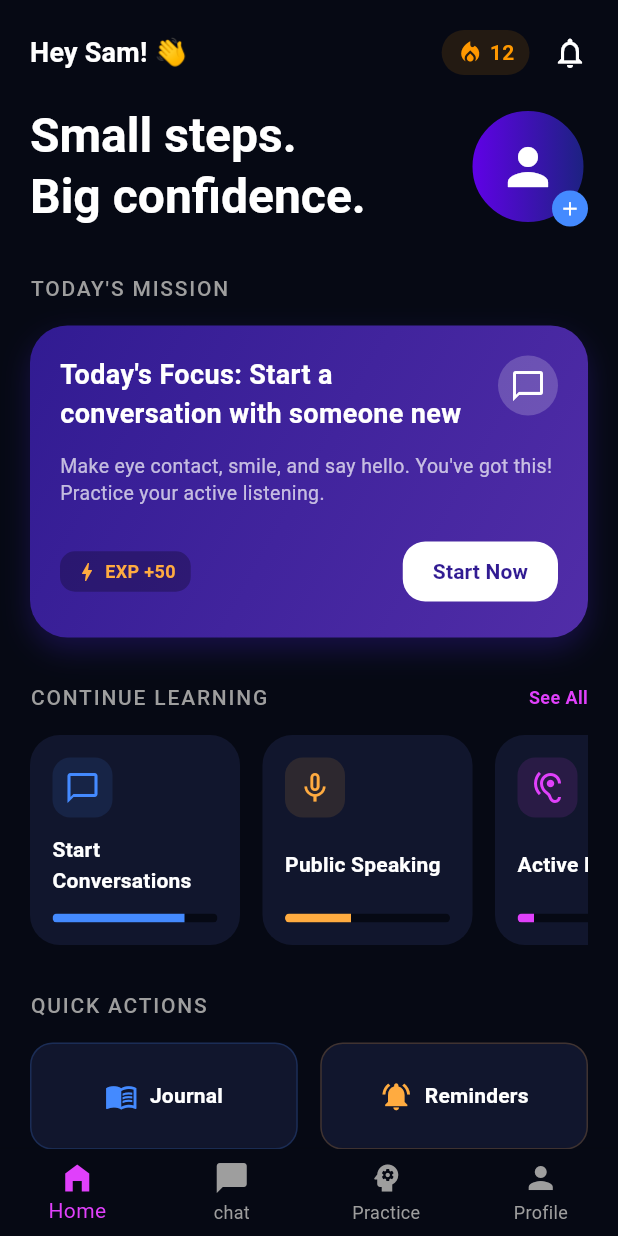
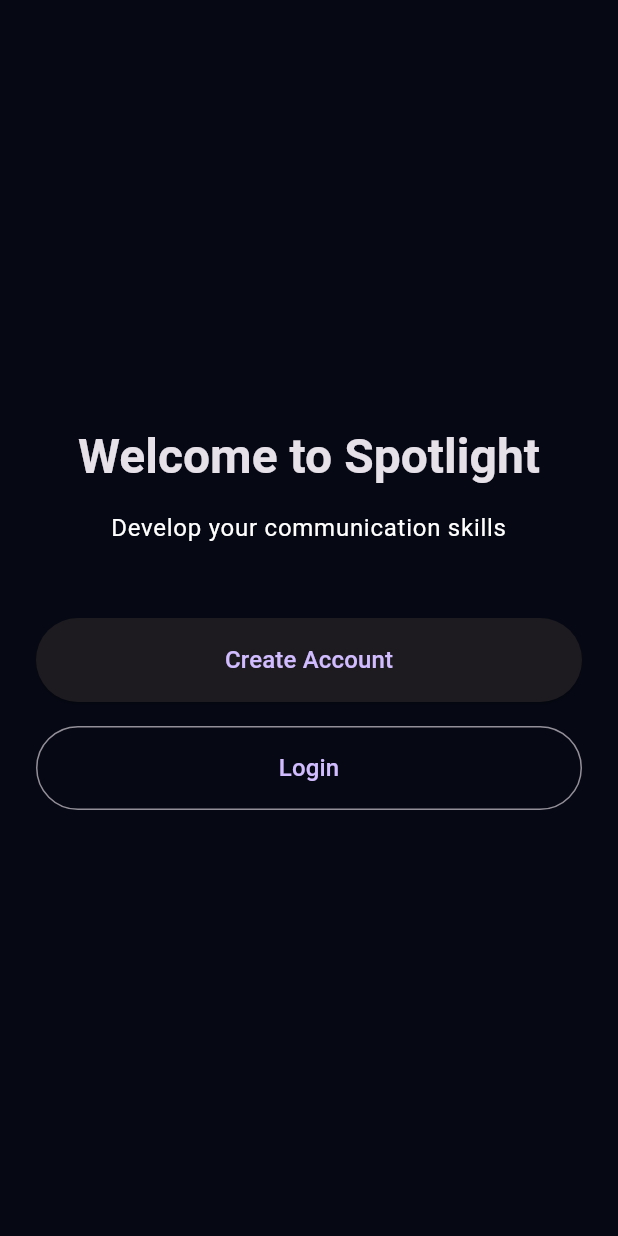
Before and after one commit to atarhbekatoh-star/SPOTLIGHT, a Flutter app: the screen it shows after launch, on a phone screen of 412 x 824 dp. Run offline on Flutter 3.47's test engine with Material 3 defaults, Android fonts, the phone set to English and light mode, and no system bars; our stand-ins replace cached_network_image, file_picker, google_fonts; missing offline and left inert: multi_charts.

Commit message:
Fxed app routing from Welcome page to Dashboard

```diff
--- a/lib/login_page.dart
+++ b/lib/login_page.dart
@@ -1,4 +1,5 @@
 import 'package:flutter/material.dart';
+import 'main.dart';
 import 'dashboard_page.dart';
 
 
@@ -48,7 +49,7 @@ class LoginPage extends StatelessWidget {
               if (usernameController.text.isNotEmpty && passwordController.text.isNotEmpty) {
                 Navigator.pushReplacement(
                   context,
-                  MaterialPageRoute(builder: (context) => const DashboardPage()),
+                  MaterialPageRoute(builder: (context) => MainScreen(currentThemeMode: ThemeMode.dark, onThemeChanged: (mode) {})),
                 );
               }
               },
--- a/lib/main.dart
+++ b/lib/main.dart
@@ -1,3 +1,4 @@
+import 'welcome_page.dart';
 import 'package:flutter/material.dart';
 import 'theme/app_theme.dart';
 import 'skills_page.dart';
@@ -35,10 +36,7 @@ class _MyAppState extends State<MyApp> {
       theme: AppTheme.lightTheme,
       darkTheme: AppTheme.darkTheme,
       themeMode: _themeMode,
-      home: MainScreen(
-        currentThemeMode: _themeMode,
-        onThemeChanged: _changeTheme,
-      ),
+      home: const WelcomePage(),
       debugShowCheckedModeBanner: false,
     );
   }
--- a/lib/register_page.dart
+++ b/lib/register_page.dart
@@ -1,4 +1,5 @@
 import 'package:flutter/material.dart';
+import 'main.dart';
 import 'dashboard_page.dart';
 
 final TextEditingController fullNameController = TextEditingController();
@@ -55,7 +56,7 @@ class RegisterPage extends StatelessWidget {
       // 4. If everything is fine, go to the Dashboard
       Navigator.pushReplacement(
         context,
-        MaterialPageRoute(builder: (context) => const DashboardPage()),
+        MaterialPageRoute(builder: (context) => MainScreen(currentThemeMode: ThemeMode.dark, onThemeChanged: (mode) {})),
       );
     }
   }
--- /dev/null
+++ b/lib/welcome_page.dart
@@ -0,0 +1,78 @@
+import 'package:flutter/material.dart';
+import 'register_page.dart';
+import 'login_page.dart';
+
+class WelcomePage extends StatelessWidget {
+  const WelcomePage({Key? key}) : super(key: key);
+
+  @override
+  Widget build(BuildContext context) {
+    return Scaffold(
+      body: Center(
+        child: Padding(
+          padding: const EdgeInsets.all(24.0),
+          child: Column(
+            mainAxisAlignment: MainAxisAlignment.center,
+            children: [
+              // Welcome Title
+              Text(
+                'Welcome to Spotlight',
+                style: Theme.of(context).textTheme.headlineLarge?.copyWith(
+                      fontWeight: FontWeight.bold,
+                    ),
+                textAlign: TextAlign.center,
+              ),
+              const SizedBox(height: 16),
+              // Subtitle
+              Text(
+                'Develop your communication skills',
+                style: Theme.of(context).textTheme.bodyLarge,
+                textAlign: TextAlign.center,
+              ),
+              const SizedBox(height: 48),
+              // Create Account Button
+              SizedBox(
+                width: double.infinity,
+                height: 56,
+                child: ElevatedButton(
+                  onPressed: () {
+                    Navigator.push(
+                      context,
+                      MaterialPageRoute(
+                        builder: (context) => const RegisterPage(),
+                      ),
+                    );
+                  },
+                  child: const Text(
+                    'Create Account',
+                    style: TextStyle(fontSize: 16),
+                  ),
+                ),
+              ),
+              const SizedBox(height: 16),
+              // Login Button
+              SizedBox(
+                width: double.infinity,
+                height: 56,
+                child: OutlinedButton(
+                  onPressed: () {
+                    Navigator.push(
+                      context,
+                      MaterialPageRoute(
+                        builder: (context) => const LoginPage(),
+                      ),
+                    );
+                  },
+                  child: const Text(
+                    'Login',
+                    style: TextStyle(fontSize: 16),
+                  ),
+                ),
+              ),
+            ],
+          ),
+        ),
+      ),
+    );
+  }
+}
```
